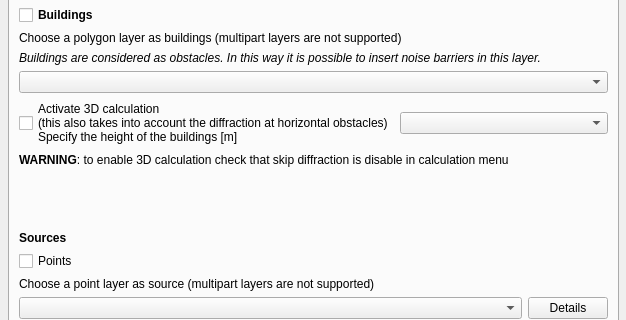
This is tools/ui_CalculateNoiseLevels.ui in pierluigiderosa/openoise as Qt 5 draws it before an edit; both pictures show x 0 to 626 and y 217 to 537 of the 626 by 642 pixel window. The edited form follows.
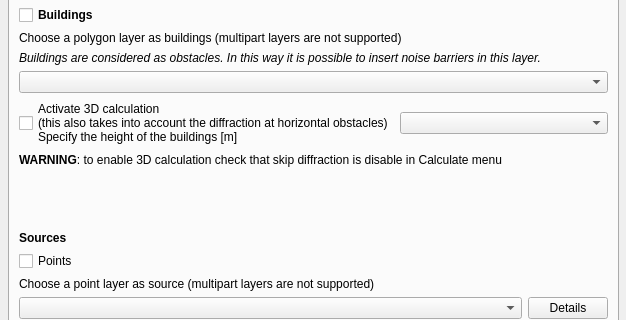
This is the edited form. Custom widgets are drawn as their Qt base class.

Commit message: - fixed external link on information GUI - fixed dB(A) in table for 1 dB interval - fixed som text in warnings - new GUI for Help, ApplyNoiseSymbology and ContourLevels

```diff
--- a/tools/ui_CalculateNoiseLevels.ui
+++ b/tools/ui_CalculateNoiseLevels.ui
@@ -376,7 +376,7 @@
      <item>
       <widget class="QLabel" name="label_18">
        <property name="text">
-        <string>&lt;html&gt;&lt;head/&gt;&lt;body&gt;&lt;p&gt;&lt;span style=&quot; font-weight:600;&quot;&gt;WARNING&lt;/span&gt;: to enable 3D calculation check that skip diffraction is disable in calculation menu&lt;/p&gt;&lt;/body&gt;&lt;/html&gt;</string>
+        <string>&lt;html&gt;&lt;head/&gt;&lt;body&gt;&lt;p&gt;&lt;span style=&quot; font-weight:600;&quot;&gt;WARNING&lt;/span&gt;: to enable 3D calculation check that skip diffraction is disable in Calculate menu&lt;/p&gt;&lt;/body&gt;&lt;/html&gt;</string>
        </property>
       </widget>
      </item>
```
The commit also changes 5 other files.
